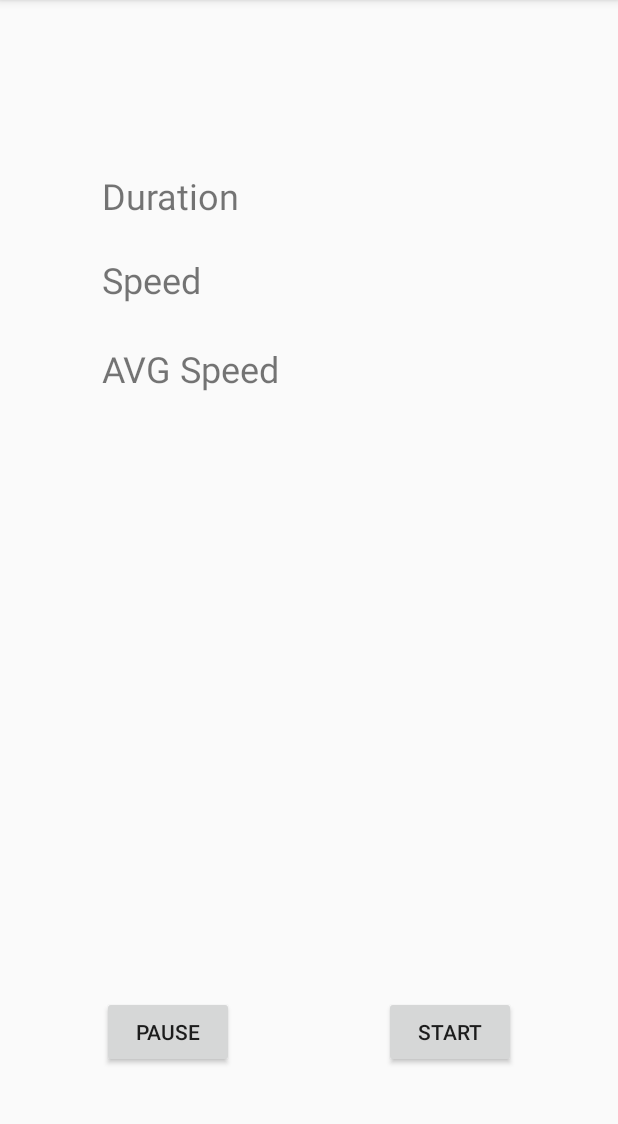
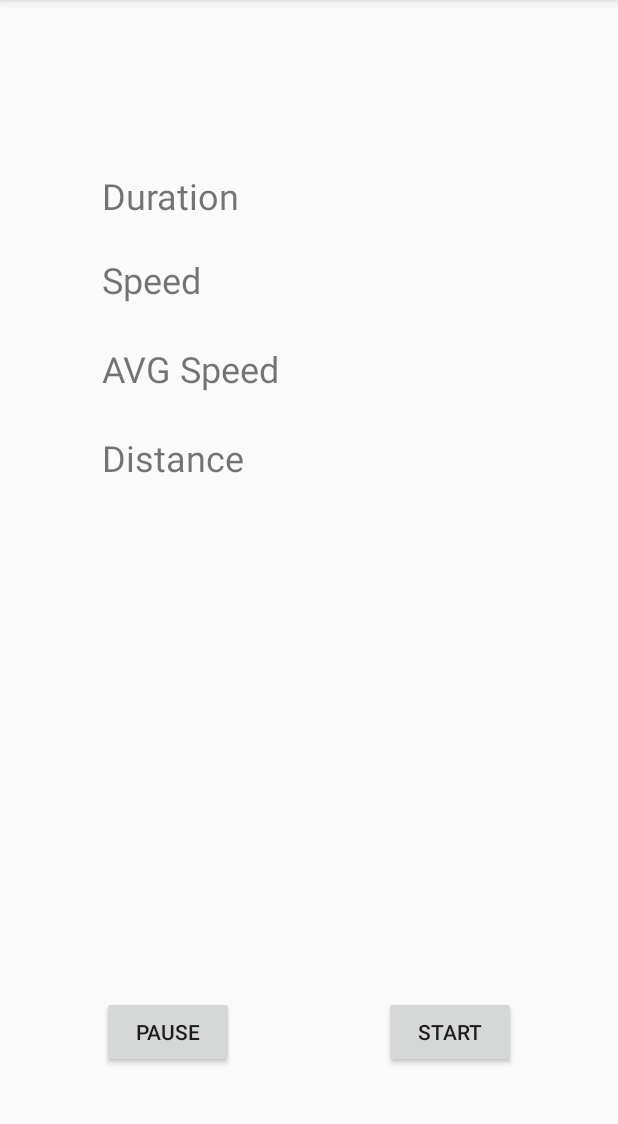
Before and after one commit to Matthieu42/OpenTrack, an Android app: the screen it shows after launch (MainActivity), on a phone screen of 412 x 824 dp, the part 84-1208 px from its top. Run offline under Robolectric (Android 15) with nearby library versions, the phone set to English and light mode, and no system bars.

Commit message:
View More Better

```diff
--- a/app/src/main/res/layout/activity_main.xml
+++ b/app/src/main/res/layout/activity_main.xml
@@ -87,4 +87,23 @@
         app:layout_constraintBaseline_toBaselineOf="@+id/avgSpeedLabel"
         app:layout_constraintStart_toEndOf="@+id/avgSpeedLabel" />
 
+    <TextView
+        android:id="@+id/distanceLabel"
+        android:layout_width="0dp"
+        android:layout_height="wrap_content"
+        android:layout_marginTop="24dp"
+        android:text="@string/distance"
+        android:textSize="24sp"
+        app:layout_constraintStart_toStartOf="@+id/avgSpeedLabel"
+        app:layout_constraintTop_toBottomOf="@+id/avgSpeedLabel" />
+
+    <TextView
+        android:id="@+id/distanceTextView"
+        android:layout_width="wrap_content"
+        android:layout_height="wrap_content"
+        android:layout_marginStart="18dp"
+        android:textSize="24sp"
+        app:layout_constraintBaseline_toBaselineOf="@+id/distanceLabel"
+        app:layout_constraintStart_toEndOf="@+id/distanceLabel" />
+
 </android.support.constraint.ConstraintLayout>
--- a/app/src/main/res/values/strings.xml
+++ b/app/src/main/res/values/strings.xml
@@ -5,4 +5,5 @@
     <string name="pause">Pause</string>
     <string name="speed">Speed</string>
     <string name="avg_speed">AVG Speed</string>
+    <string name="distance">Distance</string>
 </resources>
```
